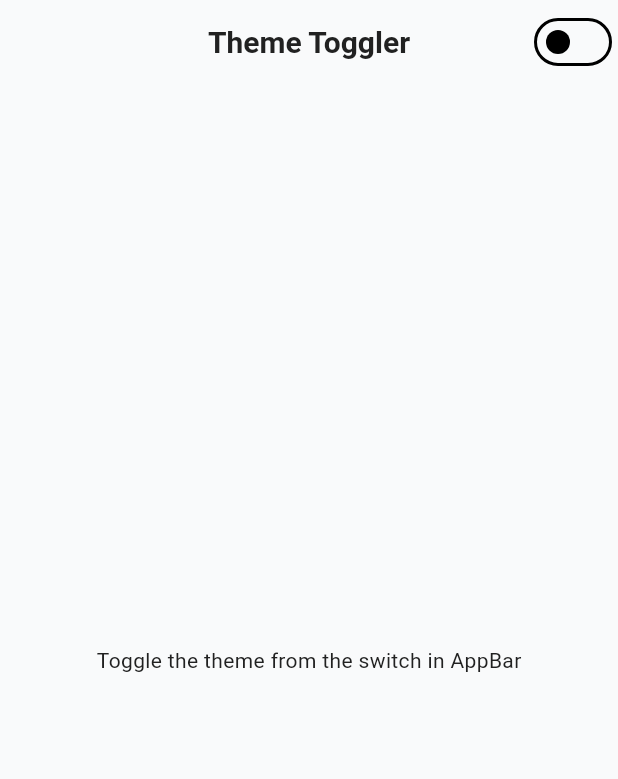
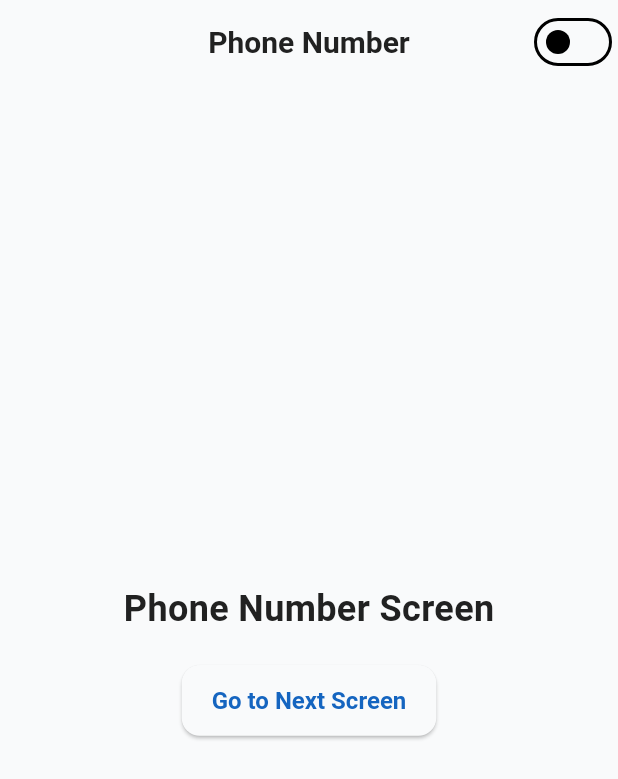
Before and after one commit to mZainFarooq/ustaad_ji_app, a Flutter app: the screen it shows after launch, on a phone screen of 412 x 824 dp. Shown: the top 779 px of the screen. Run offline on Flutter 3.47's test engine with Material 3 defaults, Android fonts, the phone set to English and light mode, and no system bars; our stand-ins replace shared_preferences.

Commit message:
chore: initialize base folder structure, routes, and light/dark theme

```diff
--- /dev/null
+++ b/devtools_options.yaml
@@ -0,0 +1,3 @@
+description: This file stores settings for Dart & Flutter DevTools.
+documentation: https://docs.flutter.dev/tools/devtools/extensions#configure-extension-enablement-states
+extensions:
--- /dev/null
+++ b/lib/core/constants/app_route_names.dart
@@ -0,0 +1,7 @@
+class AppRouteNames {
+  static const String phoneNumber = '/';
+  static const String otp = '/otp';
+  static const String createProfile = '/create-profile';
+  static const String home = '/home';
+  static const String services = '/services';
+}
--- /dev/null
+++ b/lib/core/routes/app_routes.dart
@@ -0,0 +1,17 @@
+import 'package:flutter/material.dart';
+import '../constants/app_route_names.dart';
+import '../../features/screens/auth/otp_screen.dart';
+import '../../features/screens/auth/phone_number_screen.dart';
+import '../../features/screens/home/home_screen.dart';
+import '../../features/screens/profile/create_profile_screen.dart';
+import '../../features/screens/service/services_screen.dart';
+
+class AppRoutes {
+  static Map<String, WidgetBuilder> routes = {
+    AppRouteNames.phoneNumber: (context) => const PhoneNumberScreen(),
+    AppRouteNames.otp: (context) => const OtpScreen(),
+    AppRouteNames.createProfile: (context) => const CreateProfileScreen(),
+    AppRouteNames.home: (context) => const HomeScreen(),
+    AppRouteNames.services: (context) => const ServicesScreen(),
+  };
+}
--- /dev/null
+++ b/lib/features/screens/auth/phone_number_screen.dart
@@ -0,0 +1,33 @@
+import 'package:flutter/material.dart';
+import '../../widgets/custom_app_bar.dart';
+import '../../screens/auth/otp_screen.dart';
+import '../../../core/utils/custom_navigation.dart';
+
+class PhoneNumberScreen extends StatelessWidget {
+  const PhoneNumberScreen({super.key});
+
+  @override
+  Widget build(BuildContext context) {
+    return Scaffold(
+      appBar: const CustomAppBar(title: "Phone Number"),
+      body: Column(
+        mainAxisAlignment: MainAxisAlignment.center,
+        children: [
+          const Center(
+            child: Text(
+              'Phone Number Screen',
+              style: TextStyle(fontSize: 24, fontWeight: FontWeight.bold),
+            ),
+          ),
+          const SizedBox(height: 20),
+          ElevatedButton(
+            onPressed: () {
+              CustomNavigation.push(context, const OtpScreen());
+            },
+            child: const Text("Go to Next Screen"),
+          ),
+        ],
+      ),
+    );
+  }
+}
--- /dev/null
+++ b/lib/features/widgets/custom_app_bar.dart
@@ -0,0 +1,29 @@
+import 'package:flutter/material.dart';
+import 'package:provider/provider.dart';
+import '../../core/theme/theme_provider.dart';
+
+class CustomAppBar extends StatelessWidget implements PreferredSizeWidget {
+  final String title;
+
+  const CustomAppBar({super.key, required this.title});
+
+  @override
+  Widget build(BuildContext context) {
+    final themeProvider = Provider.of<ThemeProvider>(context);
+
+    return AppBar(
+      title: Text(title),
+      actions: [
+        Switch(
+          value: themeProvider.themeMode == ThemeMode.dark,
+          onChanged: (value) {
+            themeProvider.toggleTheme(value);
+          },
+        ),
+      ],
+    );
+  }
+
+  @override
+  Size get preferredSize => const Size.fromHeight(kToolbarHeight);
+}
--- a/lib/main.dart
+++ b/lib/main.dart
@@ -2,6 +2,8 @@ import 'package:flutter/material.dart';
 import 'package:provider/provider.dart';
 import './core/theme/app_theme.dart';
 import './core/theme/theme_provider.dart';
+import './core/routes/app_routes.dart';
+import './core/constants/app_route_names.dart';
 
 void main() {
   runApp(
@@ -24,33 +26,8 @@ class MyApp extends StatelessWidget {
       theme: AppTheme.lightTheme,
       darkTheme: AppTheme.darkTheme,
       themeMode: themeProvider.themeMode,
-      home: const HomeScreen(),
+      initialRoute: AppRouteNames.phoneNumber,
+      routes: AppRoutes.routes,
     );
   }
 }
-
-class HomeScreen extends StatelessWidget {
-  const HomeScreen({super.key});
-
-  @override
-  Widget build(BuildContext context) {
-    final themeProvider = Provider.of<ThemeProvider>(context);
-
-    return Scaffold(
-      appBar: AppBar(
-        title: const Text("Theme Toggler"),
-        actions: [
-          Switch(
-            value: themeProvider.themeMode == ThemeMode.dark,
-            onChanged: (value) {
-              themeProvider.toggleTheme(value);
-            },
-          ),
-        ],
-      ),
-      body: const Center(
-        child: Text("Toggle the theme from the switch in AppBar"),
-      ),
-    );
-  }
-}
```
Also changed, not shown: lib/core/utils/custom_navigation.dart (added, +47 -0 lines), lib/features/screens/auth/otp_screen.dart (added, +31 -0 lines), lib/features/screens/home/home_screen.dart (added, +16 -0 lines), lib/features/screens/profile/create_profile_screen.dart (added, +19 -0 lines), lib/features/screens/service/services_screen.dart (added, +19 -0 lines).
